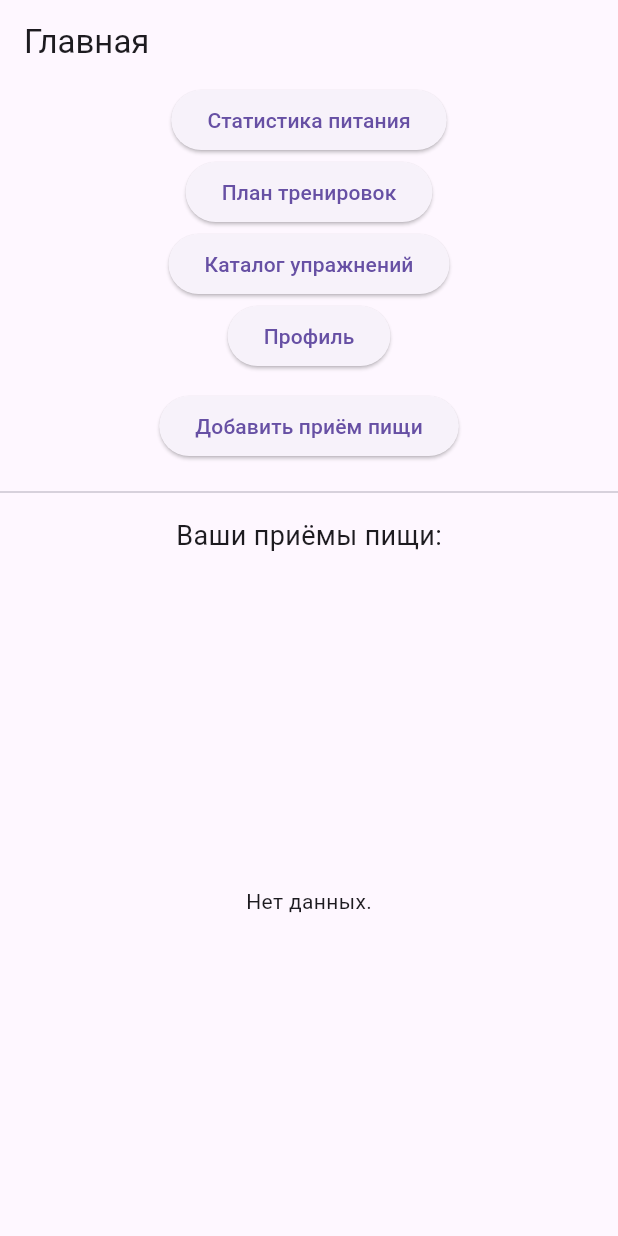
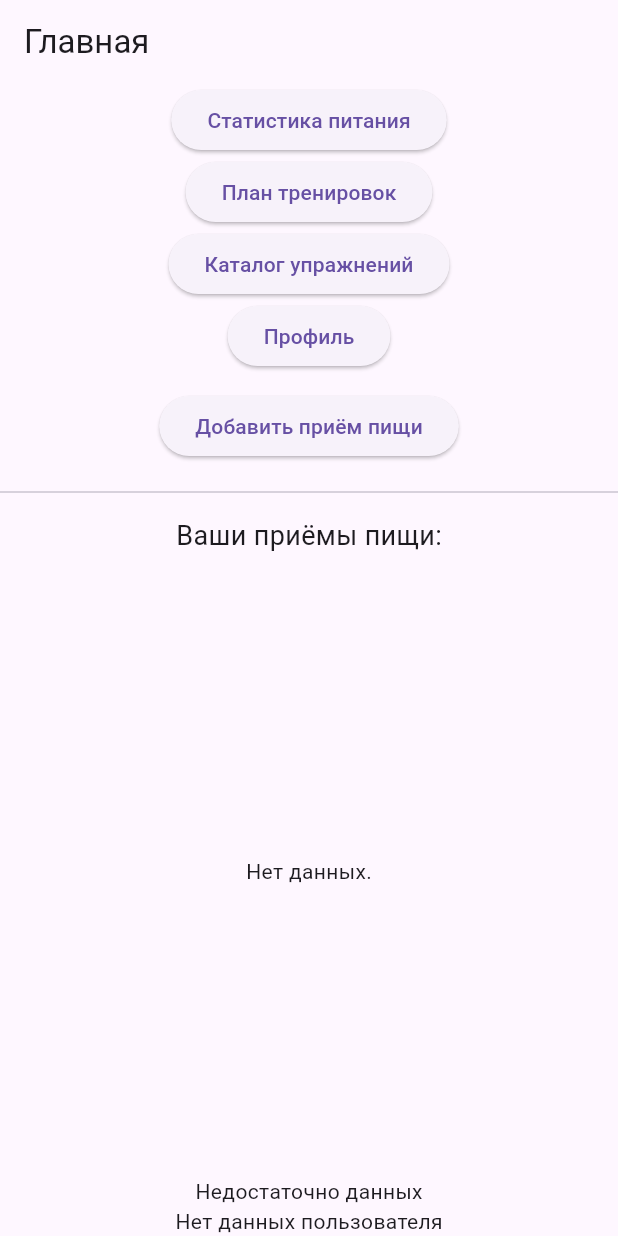
Before and after one commit to HappyGamerKZ/nutrition_tracker, a Flutter app: the screen it shows after launch, on a phone screen of 412 x 824 dp. Run offline on Flutter 3.47's test engine with Material 3 defaults, Android fonts, the phone set to English and light mode, and no system bars; our stand-ins replace fl_chart, hive, hive_flutter; accounts and stored records are empty.

Commit message:
added  widgets to track calories and BJU
app calculate daily requirments for calories and BJU depended on weight, height and age.
problem to solve:
cant add food from catalog,
widget with weight doesnt work

```diff
--- a/lib/main.dart
+++ b/lib/main.dart
@@ -7,7 +7,7 @@ import 'models/user.dart';
 import 'models/weight_entry.dart';
 import 'models/workout_plan_entry.dart';
 import 'screens/home_screen.dart';
-
+import 'models/custom_food.dart';
 void main() async {
   WidgetsFlutterBinding.ensureInitialized();
 
@@ -20,6 +20,8 @@ void main() async {
   Hive.registerAdapter(ExerciseAdapter());
   Hive.registerAdapter(UserAdapter());
   Hive.registerAdapter(WorkoutPlanEntryAdapter());
+  Hive.registerAdapter(CustomFoodAdapter());
+
 
   // Открытие box'ов
   await Hive.openBox<WeightEntry>('weight_entries');
@@ -27,6 +29,7 @@ void main() async {
   await Hive.openBox<User>('user_profile');
   await Hive.openBox<Exercise>('exercises');
   await Hive.openBox<WorkoutPlanEntry>('workout_plan');
+  await Hive.openBox<CustomFood>('custom_foods');
 
   runApp(const NutritionApp());
 }
--- a/lib/models/user.dart
+++ b/lib/models/user.dart
@@ -28,6 +28,18 @@ class User extends HiveObject {
   @HiveField(7)
   String activityLevel;
 
+  @HiveField(8)
+  double dailyCalories;
+
+  @HiveField(9)
+  double dailyProtein;
+
+  @HiveField(10)
+  double dailyFat;
+
+  @HiveField(11)
+  double dailyCarbs;
+
   User({
     required this.name,
     required this.age,
@@ -37,5 +49,9 @@ class User extends HiveObject {
     required this.goalWeight,
     required this.goal,
     required this.activityLevel,
+    required this.dailyCalories,
+    required this.dailyProtein,
+    required this.dailyFat,
+    required this.dailyCarbs,
   });
 }
--- a/lib/screens/home_screen.dart
+++ b/lib/screens/home_screen.dart
@@ -6,6 +6,8 @@ import 'exercise_screen.dart';
 import 'profile_screen.dart';
 import 'workout_plan_screen.dart';
 import 'food_stats_screen.dart';
+import '../widgets/weight_progress_widget.dart';
+import '../widgets/daily_intake_widget.dart';
 
 class HomeScreen extends StatelessWidget {
   const HomeScreen({super.key});
@@ -108,6 +110,8 @@ class HomeScreen extends StatelessWidget {
               },
             ),
           ),
+          const WeightProgressWidget(),
+          const DailyIntakeWidget(),
         ],
       ),
     );
--- /dev/null
+++ b/lib/widgets/daily_intake_widget.dart
@@ -0,0 +1,78 @@
+import 'package:flutter/material.dart';
+import 'package:hive/hive.dart';
+import '../models/user.dart';
+import '../models/food_entry.dart';
+
+class DailyIntakeWidget extends StatelessWidget {
+  const DailyIntakeWidget({super.key});
+
+  @override
+  Widget build(BuildContext context) {
+    final userBox = Hive.box<User>('user_profile');
+    final foodBox = Hive.box<FoodEntry>('food_entries');
+
+    if (userBox.isEmpty) {
+      return const Center(child: Text('Нет данных пользователя'));
+    }
+
+    final user = userBox.getAt(0)!;
+
+    final today = DateTime.now();
+    final todayEntries = foodBox.values.where((e) =>
+    e.date.year == today.year &&
+        e.date.month == today.month &&
+        e.date.day == today.day);
+
+    double sumCalories = 0;
+    double sumProtein = 0;
+    double sumFat = 0;
+    double sumCarbs = 0;
+
+    for (var e in todayEntries) {
+      sumCalories += e.calories;
+      sumProtein += e.protein;
+      sumFat += e.fat;
+      sumCarbs += e.carbs;
+    }
+
+    return Card(
+      margin: const EdgeInsets.all(12),
+      child: Padding(
+        padding: const EdgeInsets.all(16),
+        child: Column(
+          crossAxisAlignment: CrossAxisAlignment.start,
+          children: [
+            Text('Сегодня съедено', style: Theme.of(context).textTheme.titleMedium),
+            const SizedBox(height: 8),
+            _buildRow('Калории', sumCalories, user.dailyCalories, 'ккал'),
+            _buildRow('Белки', sumProtein, user.dailyProtein, 'г'),
+            _buildRow('Жиры', sumFat, user.dailyFat, 'г'),
+            _buildRow('Углеводы', sumCarbs, user.dailyCarbs, 'г'),
+          ],
+        ),
+      ),
+    );
+  }
+
+  Widget _buildRow(String label, double value, double target, String unit) {
+    final percent = (value / (target == 0 ? 1 : target)).clamp(0, 1).toDouble();
+
+    return Padding(
+      padding: const EdgeInsets.symmetric(vertical: 6),
+      child: Column(
+        crossAxisAlignment: CrossAxisAlignment.start,
+        children: [
+          Text('$label: ${value.toStringAsFixed(0)} / ${target.toStringAsFixed(0)} $unit'),
+          const SizedBox(height: 4),
+          LinearProgressIndicator(
+            value: percent,
+            minHeight: 10,
+            borderRadius: BorderRadius.circular(5),
+            backgroundColor: Colors.grey[300],
+            color: percent >= 1 ? Colors.red : Colors.green,
+          ),
+        ],
+      ),
+    );
+  }
+}
--- /dev/null
+++ b/lib/widgets/weight_progress_widget.dart
@@ -0,0 +1,65 @@
+import 'package:flutter/material.dart';
+import 'package:hive/hive.dart';
+import '../models/user.dart';
+import '../models/weight_entry.dart';
+
+class WeightProgressWidget extends StatelessWidget {
+  const WeightProgressWidget({super.key});
+
+  @override
+  Widget build(BuildContext context) {
+    final userBox = Hive.box<User>('user_profile');
+    final weightBox = Hive.box<WeightEntry>('weight_entries');
+
+    if (userBox.isEmpty || weightBox.isEmpty) {
+      return const Center(child: Text('Недостаточно данных'));
+    }
+
+    final user = userBox.getAt(0)!;
+    final lastWeight = weightBox.values.last.weight;
+    final target = user.goalWeight;
+    final start = weightBox.values.first.weight;
+
+    double progress;
+    double difference;
+    String label;
+
+    if (user.goal == 'gain') {
+      difference = target - start;
+      progress = (lastWeight - start) / (difference == 0 ? 1 : difference);
+      label = 'Набор массы';
+    } else if (user.goal == 'lose') {
+      difference = start - target;
+      progress = (start - lastWeight) / (difference == 0 ? 1 : difference);
+      label = 'Снижение веса';
+    } else {
+      progress = 1.0;
+      label = 'Поддержание формы';
+    }
+
+    progress = progress.clamp(0, 1);
+
+    return Card(
+      margin: const EdgeInsets.all(12),
+      child: Padding(
+        padding: const EdgeInsets.all(16),
+        child: Column(
+          crossAxisAlignment: CrossAxisAlignment.start,
+          children: [
+            Text(label, style: Theme.of(context).textTheme.titleLarge),
+            const SizedBox(height: 10),
+            LinearProgressIndicator(
+              value: progress,
+              minHeight: 12,
+              borderRadius: BorderRadius.circular(6),
+            ),
+            const SizedBox(height: 10),
+            Text('Текущий вес: ${lastWeight.toStringAsFixed(1)} кг'),
+            Text('Цель: ${target.toStringAsFixed(1)} кг'),
+            Text('Прогресс: ${(progress * 100).toStringAsFixed(0)}%'),
+          ],
+        ),
+      ),
+    );
+  }
+}
```
Also changed, not shown: lib/models/custom_food.dart (added, +29 -0 lines), lib/screens/add_custom_food_screen.dart (added, +75 -0 lines), lib/screens/food_catalog_screen.dart (+53 -23 lines), lib/screens/profile_screen.dart (+49 -1 lines), lib/utils/nutrition_calculator.dart (added, +42 -0 lines), lib/models/custom_food.g.dart (added), lib/models/user.g.dart, lib/widgets/custom_widgets.dart (deleted).
